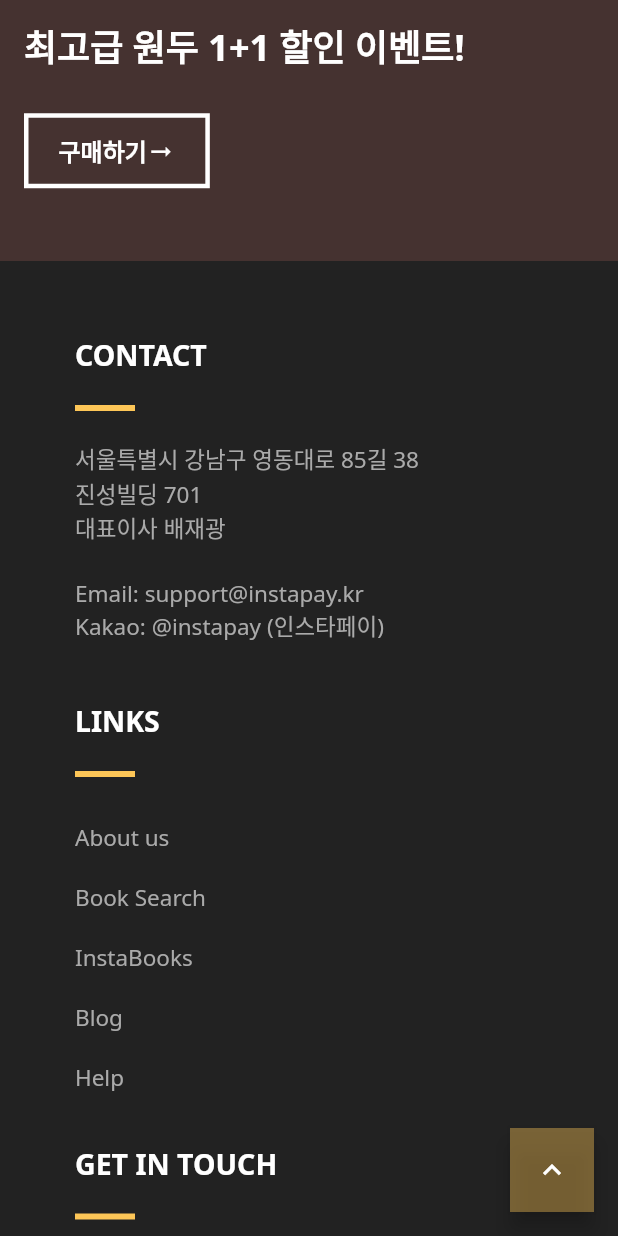
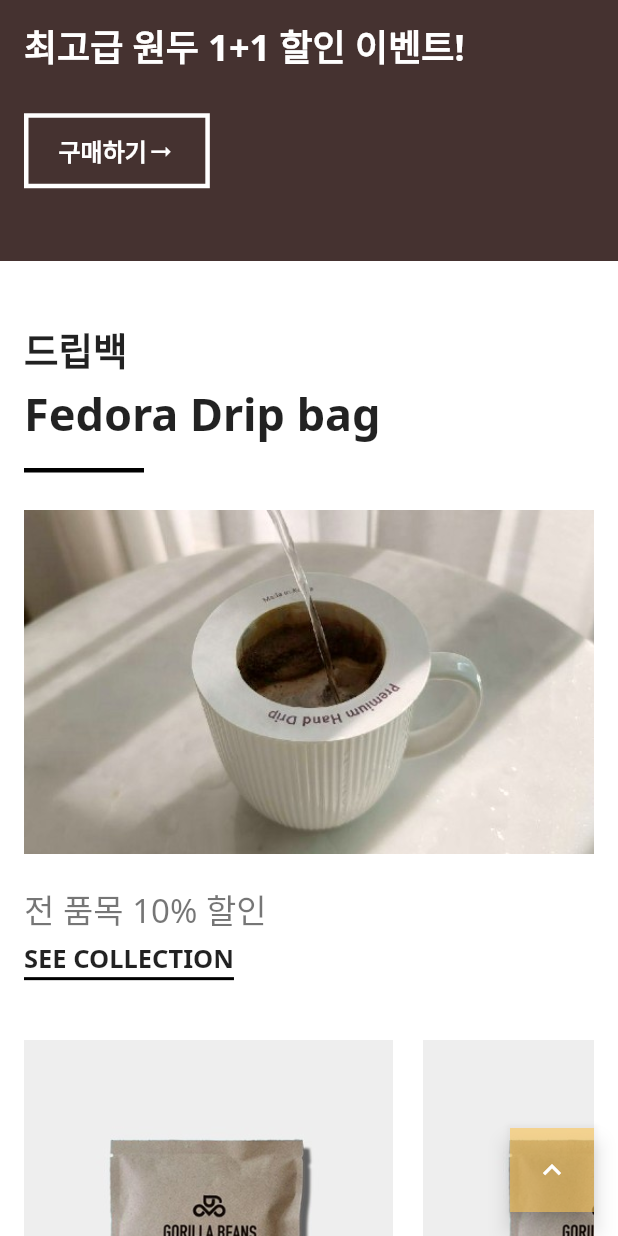
Before and after one commit to jinwoo-nam/Gorllia_Beans, a Flutter app: the screen it shows after launch, scrolled down 576 dp, on a phone screen of 412 x 824 dp. Run offline on Flutter 3.47's test engine with Material 2 defaults, Android fonts, the phone set to English and light mode, and no system bars; our stand-ins replace font_awesome_flutter, google_fonts.

Commit message:
product page

```diff
--- a/lib/presentation/home/contact/contact_page.dart
+++ b/lib/presentation/home/contact/contact_page.dart
@@ -193,7 +193,6 @@ class _ContactPageState extends State<ContactPage> {
           ],
         ),
       ),
-      height: MediaQuery.of(context).size.height,
     );
   }
 }
--- a/lib/presentation/home/footer/footer_page.dart
+++ b/lib/presentation/home/footer/footer_page.dart
@@ -10,7 +10,6 @@ class FooterPage extends StatelessWidget {
   Widget build(BuildContext context) {
     return Container(
       color: footerBackgroundColor,
-      height: 120,
       child: Column(
         mainAxisAlignment: MainAxisAlignment.center,
         children: [
--- a/lib/presentation/home/home_screen.dart
+++ b/lib/presentation/home/home_screen.dart
@@ -1,6 +1,7 @@
 import 'package:beans_instapay/presentation/home/contact/contact_page.dart';
 import 'package:beans_instapay/presentation/home/footer/footer_page.dart';
 import 'package:beans_instapay/presentation/home/main/main_page.dart';
+import 'package:beans_instapay/presentation/home/product/dripbag_page.dart';
 import 'package:beans_instapay/ui/color.dart';
 import 'package:beans_instapay/ui/constant.dart';
 import 'package:flutter/material.dart';
@@ -36,7 +37,7 @@ class _HomeScreenState extends State<HomeScreen> {
         shape: const RoundedRectangleBorder(),
         onPressed: () {},
         child: const Icon(Icons.keyboard_arrow_up_sharp),
-        backgroundColor: selectColor.withOpacity(0.4),
+        backgroundColor: selectColor.withOpacity(0.6),
       ),
       body: SafeArea(
         child: ListView(
@@ -47,6 +48,13 @@ class _HomeScreenState extends State<HomeScreen> {
                 minHeight: mainPageHeight,
               ),
               child: const MainPage(),
+            ),
+            ConstrainedBox(
+              constraints: const BoxConstraints(
+                maxHeight: productPageHeight,
+                minHeight: productPageHeight,
+              ),
+              child: const DripBagPage(),
             ),
             ConstrainedBox(
               constraints: const BoxConstraints(
--- /dev/null
+++ b/lib/presentation/home/product/dripbag_page.dart
@@ -0,0 +1,145 @@
+import 'package:beans_instapay/presentation/home/product/widget/product_list_widget.dart';
+import 'package:beans_instapay/ui/color.dart';
+import 'package:flutter/material.dart';
+import 'package:google_fonts/google_fonts.dart';
+
+class DripBagPage extends StatelessWidget {
+  const DripBagPage({Key? key}) : super(key: key);
+
+  @override
+  Widget build(BuildContext context) {
+    return Container(
+      color: Colors.white,
+      child: Padding(
+        padding: const EdgeInsets.symmetric(
+          horizontal: 16.0,
+          vertical: 40,
+        ),
+        child: Column(
+          mainAxisSize: MainAxisSize.min,
+          crossAxisAlignment: CrossAxisAlignment.start,
+          children: [
+            Text(
+              '드립백',
+              style: GoogleFonts.notoSans(
+                fontSize: 25,
+                height: 1.5,
+                fontWeight: FontWeight.bold,
+              ),
+            ),
+            Text(
+              'Fedora Drip bag',
+              style: GoogleFonts.notoSans(
+                fontSize: 30,
+                height: 1.5,
+                fontWeight: FontWeight.bold,
+              ),
+            ),
+            Padding(
+              padding: const EdgeInsets.symmetric(vertical: 15.0),
+              child: LayoutBuilder(
+                builder: (context, constraints) => Container(
+                  width: 80,
+                  height: 3,
+                  decoration: const BoxDecoration(
+                    color: Colors.black,
+                  ),
+                ),
+              ),
+            ),
+            const Padding(
+              padding: EdgeInsets.symmetric(vertical: 10.0),
+              child: Image(
+                image: AssetImage('img/shop/banner/cat_dripbag_fedora.jpg'),
+                fit: BoxFit.cover,
+              ),
+            ),
+            Padding(
+              padding: const EdgeInsets.only(
+                top: 10.0,
+                bottom: 5,
+              ),
+              child: Text(
+                '전 품목 10% 할인',
+                style: GoogleFonts.notoSans(
+                  color: secondaryGrey.withOpacity(0.7),
+                  fontSize: 22,
+                ),
+              ),
+            ),
+            Padding(
+              padding: const EdgeInsets.only(bottom: 40.0),
+              child: Container(
+                padding: const EdgeInsets.only(bottom: 1),
+                decoration: const BoxDecoration(
+                  border: Border(
+                    bottom: BorderSide(color: Colors.black, width: 2),
+                  ),
+                ),
+                child: Text(
+                  'SEE COLLECTION',
+                  style: GoogleFonts.notoSans(
+                    fontSize: 17,
+                    fontWeight: FontWeight.bold,
+                  ),
+                ),
+              ),
+            ),
+            Expanded(
+              child: Stack(
+                children: [
+                  ListView(
+                    scrollDirection: Axis.horizontal,
+                    children: const [
+                      ProductListWidget(),
+                      ProductListWidget(),
+                      ProductListWidget(),
+                      ProductListWidget(),
+                      ProductListWidget(),
+                    ],
+                  ),
+                  Align(
+                    alignment: Alignment.topRight,
+                    child: Padding(
+                      padding: const EdgeInsets.only(top: 150.0),
+                      child: Container(
+                        width: 40,
+                        height: 70,
+                        decoration: BoxDecoration(
+                          color: Colors.white.withOpacity(0.8),
+                          borderRadius: const BorderRadius.only(
+                            topLeft: Radius.circular(100),
+                            bottomLeft: Radius.circular(100),
+                          ),
+                        ),
+                        child: const Icon(Icons.arrow_right),
+                      ),
+                    ),
+                  ),
+                  Align(
+                    alignment: Alignment.topLeft,
+                    child: Padding(
+                      padding: const EdgeInsets.only(top: 150.0),
+                      child: Container(
+                        width: 40,
+                        height: 70,
+                        decoration: BoxDecoration(
+                          color: Colors.white.withOpacity(0.8),
+                          borderRadius: const BorderRadius.only(
+                            topRight: Radius.circular(100),
+                            bottomRight: Radius.circular(100),
+                          ),
+                        ),
+                        child: const Icon(Icons.arrow_left),
+                      ),
+                    ),
+                  ),
+                ],
+              ),
+            ),
+          ],
+        ),
+      ),
+    );
+  }
+}
--- /dev/null
+++ b/lib/presentation/home/product/widget/product_list_widget.dart
@@ -0,0 +1,46 @@
+import 'package:flutter/material.dart';
+import 'package:google_fonts/google_fonts.dart';
+
+class ProductListWidget extends StatelessWidget {
+  const ProductListWidget({Key? key}) : super(key: key);
+
+  @override
+  Widget build(BuildContext context) {
+    return Padding(
+      padding: const EdgeInsets.only(right: 20.0),
+      child: Column(
+        crossAxisAlignment: CrossAxisAlignment.start,
+        children: [
+          const Padding(
+            padding: EdgeInsets.only(bottom: 16.0),
+            child: Image(
+              image: AssetImage('img/shop/product/thumb_dripbagGA.jpg'),
+              fit: BoxFit.cover,
+              height: 300,
+            ),
+          ),
+          SizedBox(
+            width: 210,
+            child: Text(
+              '과테말라 안티구아 드립백 10개입',
+              style: GoogleFonts.notoSans(
+                fontSize: 17,
+                fontWeight: FontWeight.bold,
+              ),
+            ),
+          ),
+          SizedBox(
+            width: 210,
+            child: Text(
+              '13,500 원',
+              style: GoogleFonts.notoSans(
+                fontSize: 17,
+                fontWeight: FontWeight.bold,
+              ),
+            ),
+          ),
+        ],
+      ),
+    );
+  }
+}
--- a/lib/ui/constant.dart
+++ b/lib/ui/constant.dart
@@ -1,2 +1,3 @@
 const double mainPageHeight = 750;
 const double contactPageHeight = 830;
+const double productPageHeight = 1050;
--- a/pubspec.yaml
+++ b/pubspec.yaml
@@ -71,6 +71,9 @@ flutter:
   # To add assets to your application, add an assets section, like this:
   assets:
     - img/
+    - img/shop/
+    - img/shop/banner/
+    - img/shop/product/
   #   - images/a_dot_burr.jpeg
   #   - images/a_dot_ham.jpeg
 
```
Also changed, not shown: lib/presentation/home/product/widget/product_page_widget.dart (added, +145 -0 lines), lib/ui/color.dart (line endings or trailing spaces).
